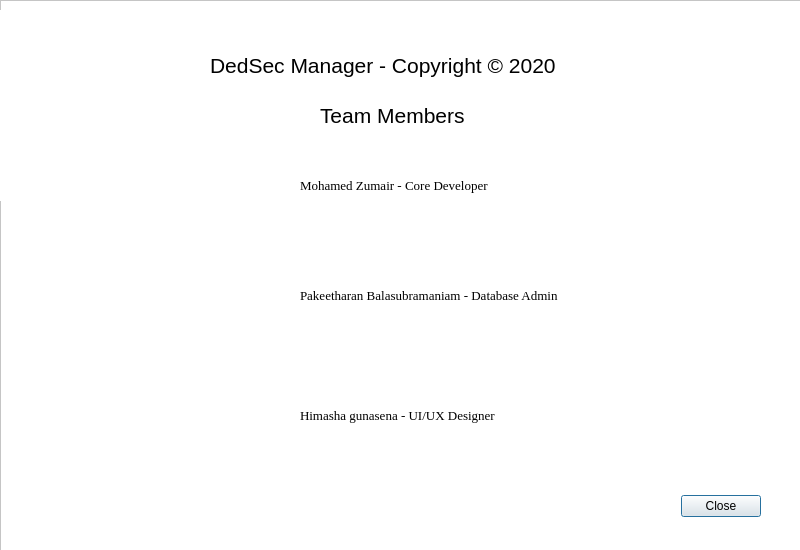
DedSec-Software/DS-Manager, file QT Designer/about.ui: the form before one commit.
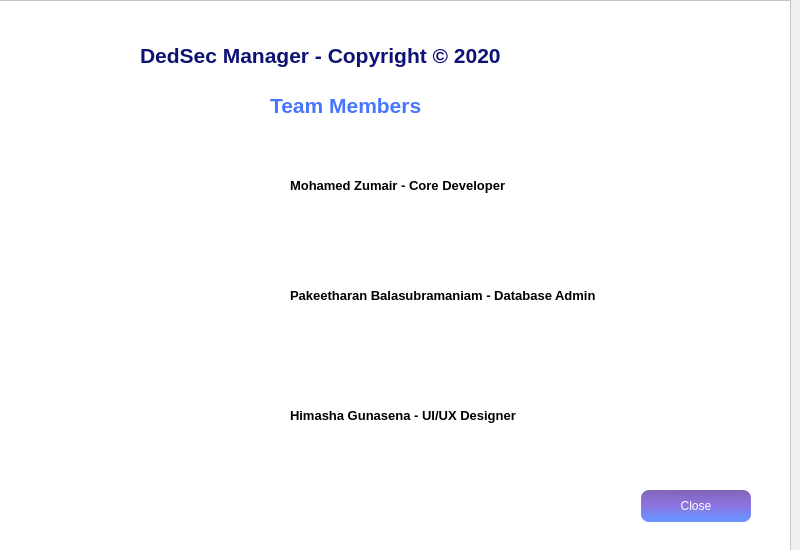
The form after the commit. Icons and pictures are not drawn.

Commit message: improveing UI layout and color palate

What changed in the file:
```diff
--- a/QT Designer/about.ui
+++ b/QT Designer/about.ui
@@ -32,7 +32,7 @@
   <widget class="QFrame" name="frame">
    <property name="geometry">
     <rect>
-     <x>0</x>
+     <x>-10</x>
      <y>0</y>
      <width>801</width>
      <height>551</height>
@@ -53,10 +53,10 @@
    <widget class="QLabel" name="label">
     <property name="geometry">
      <rect>
-      <x>0</x>
-      <y>10</y>
-      <width>201</width>
-      <height>191</height>
+      <x>70</x>
+      <y>20</y>
+      <width>61</width>
+      <height>71</height>
      </rect>
     </property>
     <property name="text">
@@ -72,17 +72,22 @@
    <widget class="QLabel" name="label_2">
     <property name="geometry">
      <rect>
-      <x>210</x>
-      <y>50</y>
-      <width>441</width>
+      <x>150</x>
+      <y>40</y>
+      <width>531</width>
       <height>31</height>
      </rect>
     </property>
     <property name="font">
      <font>
       <pointsize>16</pointsize>
+      <weight>75</weight>
+      <bold>true</bold>
      </font>
     </property>
+    <property name="styleSheet">
+     <string notr="true">color:qlineargradient(spread:pad, x1:0.532552, y1:0, x2:0.522, y2:0.926136, stop:0.0199005 rgba(70, 14, 184, 255), stop:0.965174 rgba(14, 18, 117, 255))</string>
+    </property>
     <property name="text">
      <string>DedSec Manager - Copyright © 2020</string>
     </property>
@@ -98,8 +103,10 @@
     </property>
     <property name="font">
      <font>
-      <family>Times New Roman</family>
+      <family>Tahoma</family>
       <pointsize>10</pointsize>
+      <weight>75</weight>
+      <bold>true</bold>
      </font>
     </property>
     <property name="text">
@@ -109,9 +116,9 @@
    <widget class="QLabel" name="label_4">
     <property name="geometry">
      <rect>
-      <x>320</x>
-      <y>100</y>
-      <width>201</width>
+      <x>280</x>
+      <y>90</y>
+      <width>231</width>
       <height>31</height>
      </rect>
     </property>
@@ -124,8 +131,13 @@
     <property name="font">
      <font>
       <pointsize>16</pointsize>
+      <weight>75</weight>
+      <bold>true</bold>
      </font>
     </property>
+    <property name="styleSheet">
+     <string notr="true">color:qlineargradient(spread:pad, x1:0.532552, y1:0, x2:0.522, y2:0.932, stop:0.308458 rgba(114, 80, 184, 255), stop:0.965174 rgba(31, 88, 255, 211))</string>
+    </property>
     <property name="frameShape">
      <enum>QFrame::NoFrame</enum>
     </property>
@@ -148,7 +160,7 @@
    <widget class="QLabel" name="label_5">
     <property name="geometry">
      <rect>
-      <x>190</x>
+      <x>170</x>
       <y>140</y>
       <width>91</width>
       <height>91</height>
@@ -186,8 +198,10 @@
     </property>
     <property name="font">
      <font>
-      <family>Times New Roman</family>
+      <family>Tahoma</family>
       <pointsize>10</pointsize>
+      <weight>75</weight>
+      <bold>true</bold>
      </font>
     </property>
     <property name="text">
@@ -203,6 +217,25 @@
       <height>32</height>
      </rect>
     </property>
+    <property name="font">
+     <font>
+      <family>Candara</family>
+      <pointsize>20</pointsize>
+      <weight>75</weight>
+      <bold>true</bold>
+     </font>
+    </property>
+    <property name="styleSheet">
+     <string notr="true">
+background-color:qlineargradient(spread:pad, x1:0.532552, y1:0, x2:0.522, y2:0.932, stop:0 rgba(128, 101, 184, 255), stop:0.487562 rgba(131, 101, 220, 233), stop:0.965174 rgba(77, 123, 255, 211));
+width:110%;
+height:40%;
+color:white;
+border-radius:8px;
+
+font-size:10;
+</string>
+    </property>
     <property name="orientation">
      <enum>Qt::Horizontal</enum>
     </property>
@@ -213,7 +246,7 @@
    <widget class="QLabel" name="label_7">
     <property name="geometry">
      <rect>
-      <x>190</x>
+      <x>170</x>
       <y>250</y>
       <width>91</width>
       <height>91</height>
@@ -245,19 +278,21 @@
     </property>
     <property name="font">
      <font>
-      <family>Times New Roman</family>
+      <family>Tahoma</family>
       <pointsize>10</pointsize>
+      <weight>75</weight>
+      <bold>true</bold>
      </font>
     </property>
     <property name="text">
-     <string>Himasha gunasena - UI/UX Designer</string>
+     <string>Himasha Gunasena - UI/UX Designer</string>
     </property>
    </widget>
    <widget class="QLabel" name="label_9">
     <property name="geometry">
      <rect>
-      <x>190</x>
-      <y>370</y>
+      <x>170</x>
+      <y>360</y>
       <width>91</width>
       <height>91</height>
      </rect>
```
Left out of the diff: 15 changed lines with no effect on the pictures. The commit also changes 1 other file.
